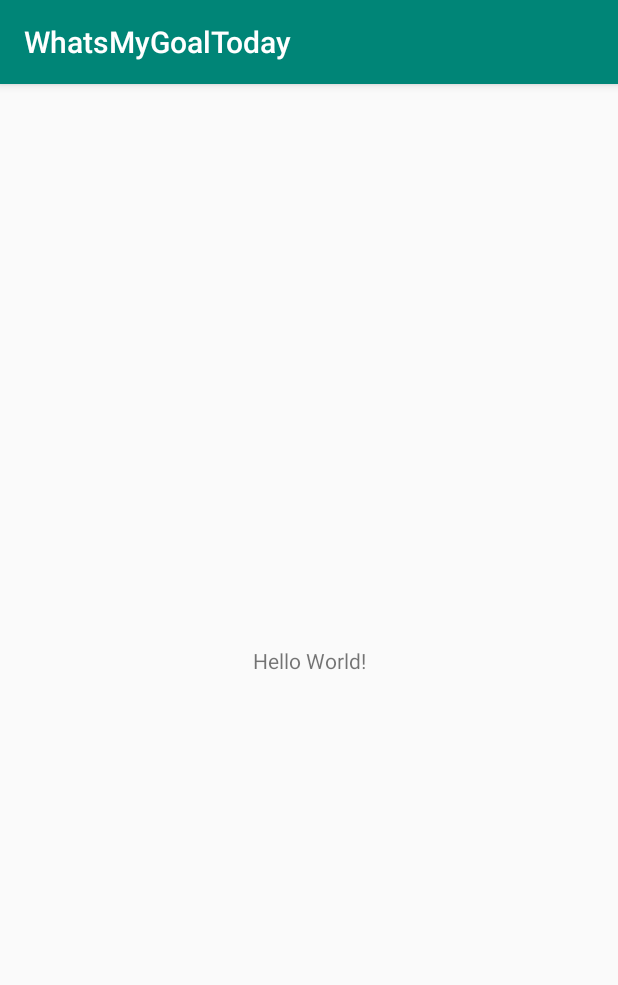
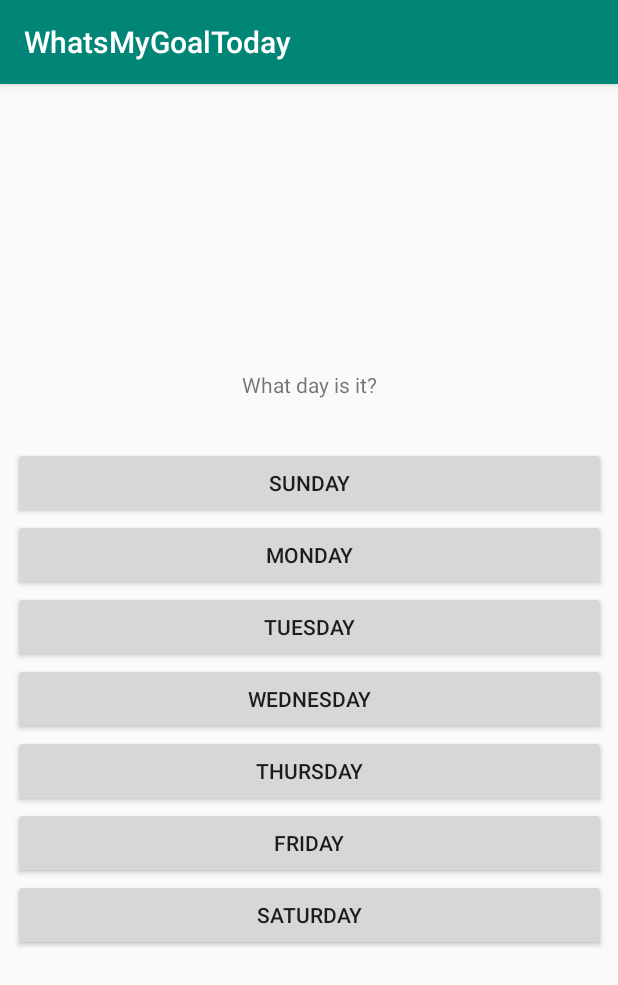
Before and after one commit to westonsfiala/ECE590A_Spring, an Android app: the screen it shows after launch (MainActivity), on a phone screen of 412 x 824 dp. Shown: the top 985 px of the screen. Run offline under Robolectric (Android 15) with nearby library versions, the phone set to English and light mode, and no system bars.

Commit message:
The application has two screens, a day selection screen and a goal display screen.
A button click will make the screens switch between.

```diff
--- a/Assignment1/WhatsMyGoalToday/app/build.gradle
+++ b/Assignment1/WhatsMyGoalToday/app/build.gradle
@@ -24,7 +24,7 @@ android {
 
 dependencies {
     implementation fileTree(dir: 'libs', include: ['*.jar'])
-    implementation"org.jetbrains.kotlin:kotlin-stdlib-jdk7:$kotlin_version"
+    implementation "org.jetbrains.kotlin:kotlin-stdlib-jdk7:$kotlin_version"
     implementation 'com.android.support:appcompat-v7:28.0.0'
     implementation 'com.android.support.constraint:constraint-layout:1.1.3'
     testImplementation 'junit:junit:4.12'
--- a/Assignment1/WhatsMyGoalToday/app/src/main/AndroidManifest.xml
+++ b/Assignment1/WhatsMyGoalToday/app/src/main/AndroidManifest.xml
@@ -9,11 +9,13 @@
             android:roundIcon="@mipmap/ic_launcher_round"
             android:supportsRtl="true"
             android:theme="@style/AppTheme">
+        <activity android:name=".GoalForDay">
+        </activity>
         <activity android:name=".MainActivity">
             <intent-filter>
-                <action android:name="android.intent.action.MAIN" />
+                <action android:name="android.intent.action.MAIN"/>
 
-                <category android:name="android.intent.category.LAUNCHER" />
+                <category android:name="android.intent.category.LAUNCHER"/>
             </intent-filter>
         </activity>
     </application>
--- a/Assignment1/WhatsMyGoalToday/app/src/main/java/com/example/whatsmygoaltoday/MainActivity.kt
+++ b/Assignment1/WhatsMyGoalToday/app/src/main/java/com/example/whatsmygoaltoday/MainActivity.kt
@@ -1,12 +1,49 @@
 package com.example.whatsmygoaltoday
 
+import android.content.Intent
 import android.support.v7.app.AppCompatActivity
 import android.os.Bundle
+import kotlinx.android.synthetic.main.activity_main.*
 
 class MainActivity : AppCompatActivity() {
 
     override fun onCreate(savedInstanceState: Bundle?) {
         super.onCreate(savedInstanceState)
         setContentView(R.layout.activity_main)
+
+        SundayButton.setOnClickListener {
+            buttonClick(SundayButton.text.toString())
+        }
+
+        MondayButton.setOnClickListener {
+            buttonClick(MondayButton.text.toString())
+        }
+
+        TuesdayButton.setOnClickListener {
+            buttonClick(TuesdayButton.text.toString())
+        }
+
+        WednesdayButton.setOnClickListener {
+            buttonClick(WednesdayButton.text.toString())
+        }
+
+        ThursdayButton.setOnClickListener {
+            buttonClick(ThursdayButton.text.toString())
+        }
+
+        FridayButton.setOnClickListener {
+            buttonClick(FridayButton.text.toString())
+        }
+
+        SaturdayButton.setOnClickListener {
+            buttonClick(SaturdayButton.text.toString())
+        }
+
+    }
+
+    private fun buttonClick(buttonText:String) {
+        val intent = Intent(this@MainActivity, GoalForDay::class.java)
+        intent.putExtra("Day", buttonText)
+        startActivity(intent)
     }
 }
--- a/Assignment1/WhatsMyGoalToday/app/src/main/res/layout/activity_main.xml
+++ b/Assignment1/WhatsMyGoalToday/app/src/main/res/layout/activity_main.xml
@@ -7,12 +7,54 @@
                                              tools:context=".MainActivity">
 
     <TextView
+            android:text="@string/what_day_is_it"
+            android:id="@+id/DayQuestion"
             android:layout_width="wrap_content"
             android:layout_height="wrap_content"
-        android:text="Hello World!"
-        app:layout_constraintBottom_toBottomOf="parent"
-        app:layout_constraintLeft_toLeftOf="parent"
-        app:layout_constraintRight_toRightOf="parent"
-        app:layout_constraintTop_toTopOf="parent" />
+            android:layout_marginLeft="8dp"
+            android:layout_marginStart="8dp" app:layout_constraintEnd_toEndOf="parent" android:layout_marginEnd="8dp"
+            android:layout_marginRight="8dp" app:layout_constraintTop_toTopOf="parent"
+            android:layout_marginTop="16dp"
+            app:layout_constraintStart_toStartOf="parent" app:layout_constraintVertical_chainStyle="packed"
+            android:layout_marginBottom="16dp" app:layout_constraintBottom_toTopOf="@+id/linearLayout"/>
+    <LinearLayout
+            android:orientation="vertical"
+            android:layout_width="395dp"
+            android:layout_height="wrap_content"
+            app:layout_constraintStart_toStartOf="parent" android:layout_marginLeft="8dp"
+            android:layout_marginStart="8dp" app:layout_constraintEnd_toEndOf="parent" android:layout_marginEnd="8dp"
+            android:layout_marginRight="8dp" android:layout_marginBottom="16dp"
+            app:layout_constraintBottom_toBottomOf="parent" android:id="@+id/linearLayout"
+            app:layout_constraintTop_toBottomOf="@+id/DayQuestion" android:layout_marginTop="16dp">
+        <Button
+                android:text="@string/sunday"
+                android:layout_width="match_parent"
+                android:layout_height="wrap_content" android:id="@+id/SundayButton"
+        />
+        <Button
+                android:text="@string/monday"
+                android:layout_width="match_parent"
+                android:layout_height="wrap_content" android:id="@+id/MondayButton"/>
+        <Button
+                android:text="@string/tuesday"
+                android:layout_width="match_parent"
+                android:layout_height="wrap_content" android:id="@+id/TuesdayButton"/>
+        <Button
+                android:text="@string/wednesday"
+                android:layout_width="match_parent"
+                android:layout_height="wrap_content" android:id="@+id/WednesdayButton"/>
+        <Button
+                android:text="@string/thursday"
+                android:layout_width="match_parent"
+                android:layout_height="wrap_content" android:id="@+id/ThursdayButton"/>
+        <Button
+                android:text="@string/friday"
+                android:layout_width="match_parent"
+                android:layout_height="wrap_content" android:id="@+id/FridayButton"/>
+        <Button
+                android:text="@string/saturday"
+                android:layout_width="match_parent"
+                android:layout_height="wrap_content" android:id="@+id/SaturdayButton"/>
+    </LinearLayout>
 
 </android.support.constraint.ConstraintLayout>
--- a/Assignment1/WhatsMyGoalToday/app/src/main/res/values/strings.xml
+++ b/Assignment1/WhatsMyGoalToday/app/src/main/res/values/strings.xml
@@ -1,3 +1,14 @@
 <resources>
     <string name="app_name">WhatsMyGoalToday</string>
+    <string name="what_day_is_it">What day is it?</string>
+    <string name="sunday">Sunday</string>
+    <string name="monday">Monday</string>
+    <string name="tuesday">Tuesday</string>
+    <string name="wednesday">Wednesday</string>
+    <string name="thursday">Thursday</string>
+    <string name="friday">Friday</string>
+    <string name="saturday">Saturday</string>
+    <string name="your_goal_for_the_day">Your Goal For The Day!</string>
+    <string name="goal_text">GOAL TEXT</string>
+    <string name="back">Back</string>
 </resources>
--- a/Assignment1/WhatsMyGoalToday/build.gradle
+++ b/Assignment1/WhatsMyGoalToday/build.gradle
@@ -15,6 +15,8 @@ buildscript {
     }
 }
 
+apply plugin: 'kotlin-android-extensions'
+
 allprojects {
     repositories {
         google()
```
Also changed, not shown: Assignment1/WhatsMyGoalToday/app/src/main/java/com/example/whatsmygoaltoday/GoalForDay.kt (added, +30 -0 lines), Assignment1/WhatsMyGoalToday/app/src/main/res/layout/activity_goal_for_day.xml (added, +38 -0 lines). Lines whose indentation alone changed are shown as unchanged.
